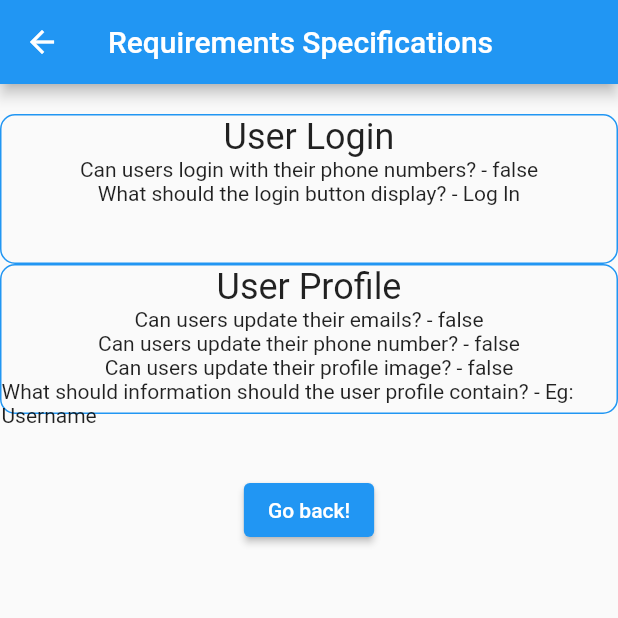
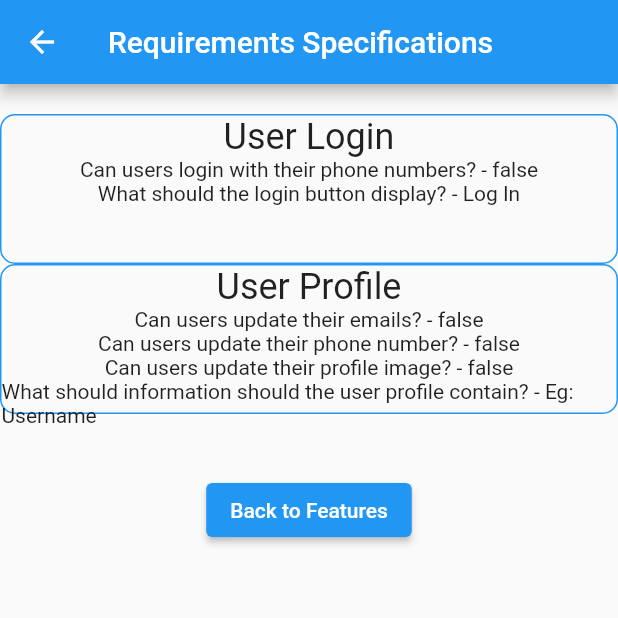
Before and after one commit to ElBatanony/ProtoFast, a Flutter app: the screen it shows after launch, after a tap on "Generate SRS", on a phone screen of 412 x 824 dp, the top half of it. Run offline on Flutter 3.47's test engine with Material 2 defaults, Android fonts, the phone set to English and light mode, and no system bars.

Commit message:
Rename SRS "Go back" btn to "Back to Features"

```diff
--- a/lib/screens/srs_screen.dart
+++ b/lib/screens/srs_screen.dart
@@ -19,7 +19,7 @@ class SRSScreen extends StatelessWidget {
               onPressed: () {
                 Navigator.pop(context);
               },
-              child: const Text('Go back!'),
+              child: const Text('Back to Features'),
             ),
           ],
         ),
```
